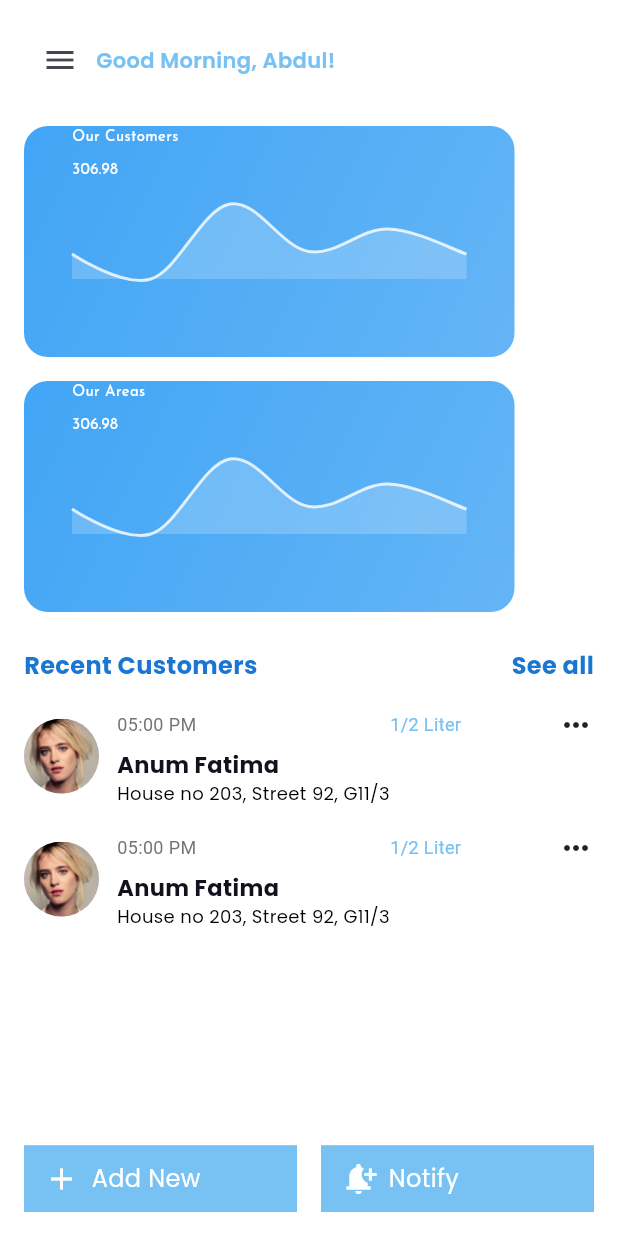
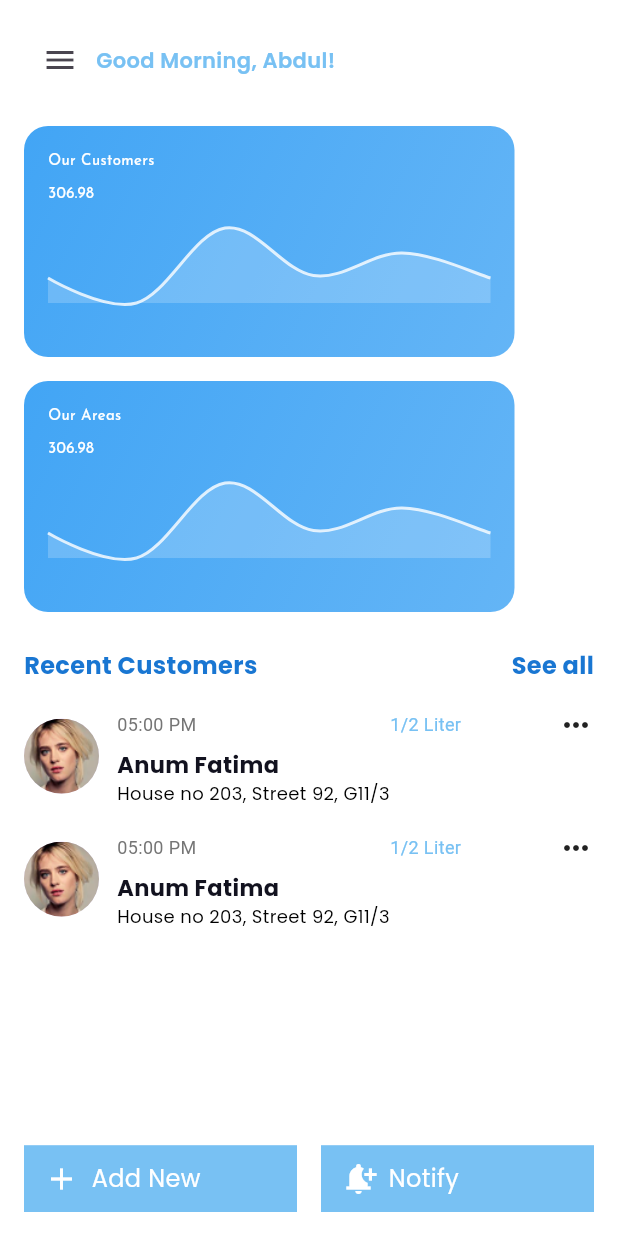
Before and after one commit to yasirzain15/kashmir_milk, a Flutter app: the DashboardScreen screen opened directly, on a phone screen of 412 x 824 dp. Run offline on Flutter 3.47's test engine with Material 3 defaults, Android fonts, the phone set to English and light mode, and no system bars; drawn by our look-alikes of fl_chart; our stand-ins replace cloud_firestore, csv, file_picker, firebase_auth, firebase_core, google_fonts and 1 more; accounts and stored records are empty.

Commit message:
changes done

```diff
--- a/lib/dashboard.dart
+++ b/lib/dashboard.dart
@@ -244,7 +244,7 @@ class DashboardScreen extends StatelessWidget {
     return Container(
       height: 154,
       width: 327,
-      padding: const EdgeInsets.symmetric(horizontal: 32),
+      padding: const EdgeInsets.all(16),
       decoration: BoxDecoration(
         gradient: LinearGradient(
           colors: [Colors.blue[400]!, Colors.blue[300]!],
```
